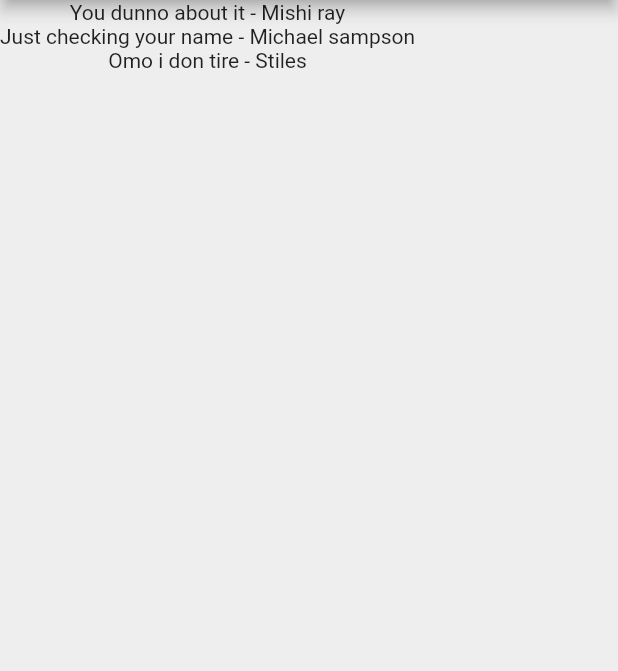
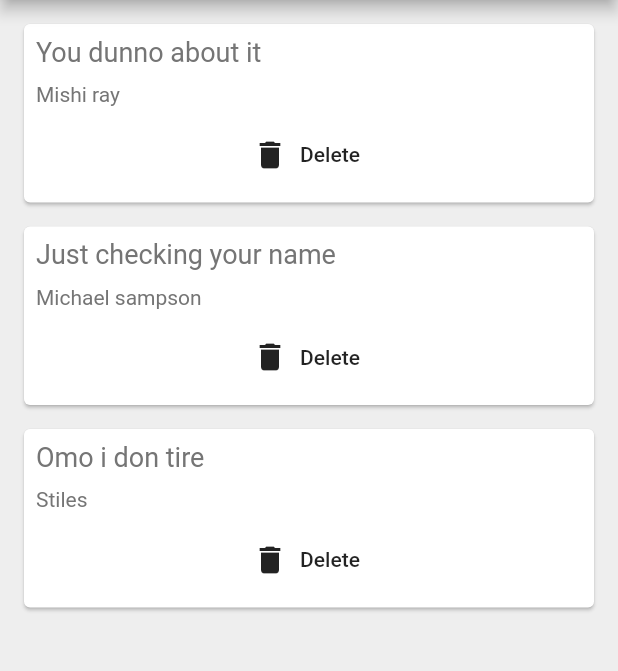
Before and after one commit to mishiray/quotes_list_flutter, a Flutter app: the screen it shows after launch, on a phone screen of 412 x 824 dp, the part 84-755 px from its top. Run offline on Flutter 3.47's test engine with Material 2 defaults, Android fonts, the phone set to English and light mode, and no system bars.

Commit message:
Added delete button

```diff
--- a/lib/main.dart
+++ b/lib/main.dart
@@ -1,5 +1,6 @@
 import 'package:flutter/material.dart';
 import 'package:quotes/quote.dart';
+import 'package:quotes/quote_card.dart';
 
 void main() => runApp(MaterialApp(
   home: QuoteList(),
@@ -28,9 +29,14 @@ class _QuoteListState extends State<QuoteList> {
         backgroundColor: Colors.redAccent,
       ),
       body: Column(
-        children: quotes.map((quote) {
-          return Text('${quote.text} - ${quote.author}');
-        }).toList(),
+        children: quotes.map((quote) => QuoteCard(
+            quote: quote,
+            delete: (){
+              setState(() {
+                quotes.remove(quote);
+              });
+            }
+        )).toList(),
       ),
     );
   }
--- /dev/null
+++ b/lib/quote_card.dart
@@ -0,0 +1,43 @@
+import 'package:flutter/material.dart';
+import 'package:quotes/quote.dart';
+class QuoteCard extends StatelessWidget {
+
+  final Quote quote;
+  final Function delete;
+  QuoteCard({this.quote, this.delete});
+
+  @override
+  Widget build(BuildContext context) {
+    return Card(
+      margin: EdgeInsets.fromLTRB(16, 16, 16, 0),
+      child: Padding(
+        padding: const EdgeInsets.all(8.0),
+        child: Column(
+          crossAxisAlignment: CrossAxisAlignment.stretch,
+          children: <Widget>[
+            Text(
+              quote.text,
+              style: TextStyle(
+                fontSize: 18,
+                color: Colors.grey[600],
+              ),
+            ),
+            SizedBox(height: 10),
+            Text(
+              quote.author,
+              style: TextStyle(
+                fontSize: 14,
+                color: Colors.grey[600],
+              ),
+            ),
+            SizedBox(height: 8),
+            FlatButton.icon(
+                onPressed: delete,
+                icon: Icon(Icons.delete),
+                label: Text('Delete'))
+          ],
+        ),
+      ),
+    );
+  }
+}
```
